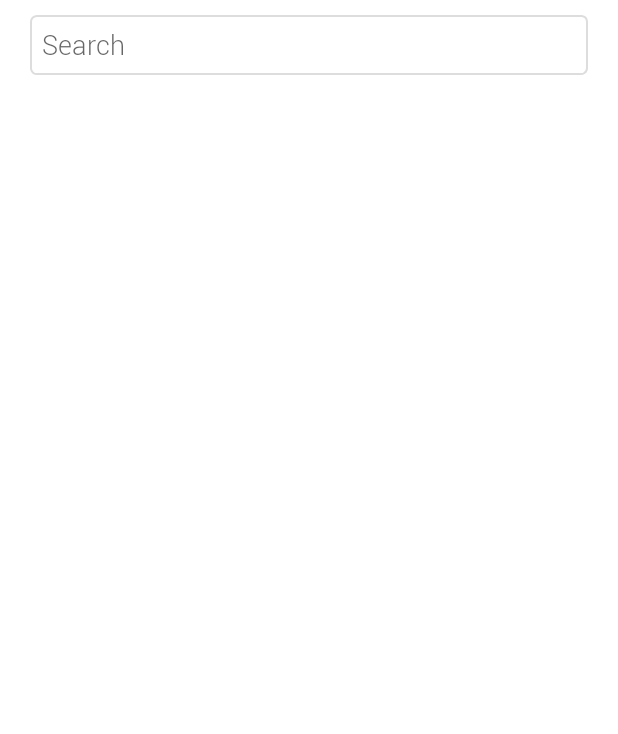
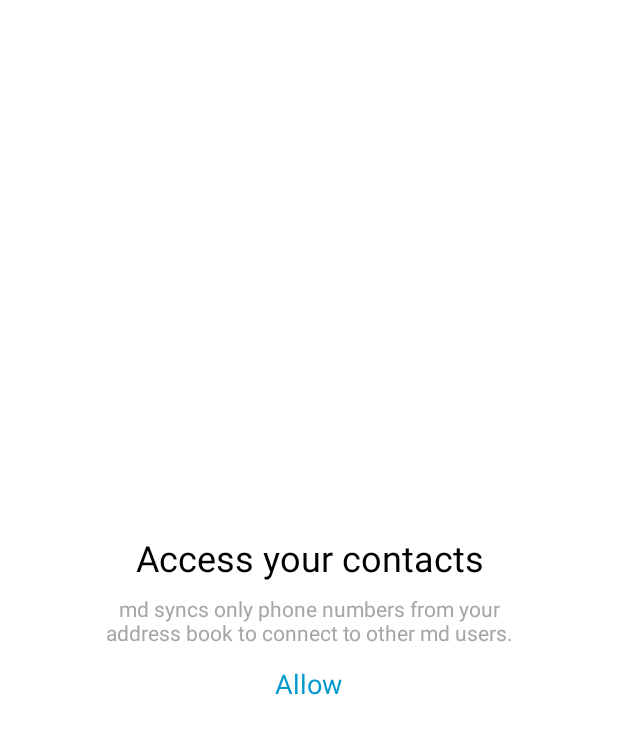
Before and after one commit to moshkou2000/md, an Android app: the layout activity_contacts.xml on its own in the app's theme, with its tools: preview values and no code run, on a phone screen of 412 x 824 dp. Shown: the top 734 px of the screen. Run offline under Robolectric (Android 15) with nearby library versions, the phone set to English and light mode, and no system bars.

Commit message:
contacts permission

```diff
--- a/app/src/main/res/layout/activity_contacts.xml
+++ b/app/src/main/res/layout/activity_contacts.xml
@@ -2,6 +2,38 @@
 <RelativeLayout xmlns:android="http://schemas.android.com/apk/res/android"
     android:layout_width="match_parent"
     android:layout_height="match_parent">
+
+    <LinearLayout
+        android:id="@+id/permissionView"
+        android:layout_width="match_parent"
+        android:layout_height="wrap_content"
+        android:layout_centerHorizontal="true"
+        android:layout_centerVertical="true"
+        android:gravity="center"
+        android:orientation="vertical"
+        android:padding="40dp">
+
+        <TextView
+            style="@style/headerText"
+            android:layout_width="wrap_content"
+            android:layout_height="wrap_content"
+            android:text="@string/header_permission_contacts" />
+
+        <TextView
+            style="@style/bodyText"
+            android:layout_width="wrap_content"
+            android:layout_height="wrap_content"
+            android:layout_marginTop="8dp"
+            android:text="@string/hint_permission_contacts" />
+
+        <TextView
+            android:id="@+id/allow"
+            style="@style/hyperlink"
+            android:layout_width="wrap_content"
+            android:layout_height="wrap_content"
+            android:layout_marginTop="12dp"
+            android:text="@string/action_allow" />
+    </LinearLayout>
 
     <FrameLayout
         android:id="@+id/header"
@@ -9,7 +41,8 @@
         android:layout_height="60dp"
         android:layout_alignParentTop="true"
         android:paddingStart="20dp"
-        android:paddingEnd="20dp">
+        android:paddingEnd="20dp"
+        android:visibility="gone">
 
         <EditText
             android:id="@+id/search"
@@ -28,5 +61,6 @@
         android:id="@+id/contacts"
         android:layout_width="match_parent"
         android:layout_height="wrap_content"
-        android:layout_below="@id/header" />
+        android:layout_below="@id/header"
+        android:visibility="gone" />
 </RelativeLayout>
--- a/app/src/main/res/values/strings.xml
+++ b/app/src/main/res/values/strings.xml
@@ -1,5 +1,10 @@
+<?xml version="1.0" encoding="utf-8"?>
+<!DOCTYPE resources [
+    <!ENTITY appname "md">
+    ]>
+
 <resources>
-    <string name="app_name">md</string>
+    <string name="app_name">&appname;</string>
     <string name="powered_by">Powered by</string>
     <string name="website">Moshkou.com</string>
 
@@ -18,11 +23,12 @@
 
     <!--Header-->
     <string name="header_alert">Oops!!!</string>
-    <string name="header_login">Welcome to md</string>
+    <string name="header_login">Welcome to &appname;</string>
     <string name="header_login_verification">Account Login Verification</string>
     <string name="header_login_suspicious">We Detected An Unusual Login Attempt</string>
     <string name="header_login_attempt">Was it you?</string>
     <string name="header_help">Need help?</string>
+    <string name="header_permission_contacts">Access your contacts</string>
 
     <!--Hints-->
     <string name="hint_register">Please confirm your name, phone number and email address then tap Next.\nYou will receive account verification code shortly.</string>
@@ -34,6 +40,7 @@
     <string name="hint_login_attempt">Someone attempted to login to your account recently. If it wasn\'t you, tell us so we can verify your account.</string>
     <string name="hint_help">Don\'t bother about asking questions multiple times.</string>
     <string name="hint_help_call">Call and talk to a support agent</string>
+    <string name="hint_permission_contacts">&appname; syncs only phone numbers from your address book to connect to other &appname; users.</string>
 
     <!--Messages-->
     <string name="message_login_verification">Thanks for helping us to secure account from unauthorized access!</string>
@@ -53,6 +60,7 @@
     <string name="placeholder_search">Search</string>
 
     <!--Actions-->
+    <string name="action_allow">Allow</string>
     <string name="action_cancel">Cancel</string>
     <string name="action_ok">OK</string>
     <string name="action_call">Call</string>
```
Also changed, not shown: app/src/main/java/com/moshkou/md/Activities/ContactsActivity.java (+66 -10 lines), app/src/main/java/com/moshkou/md/Adapters/ContactsAdapter.java (+37 -7 lines), app/src/main/java/com/moshkou/md/Controls/ContactsControl.java (+19 -5 lines).
